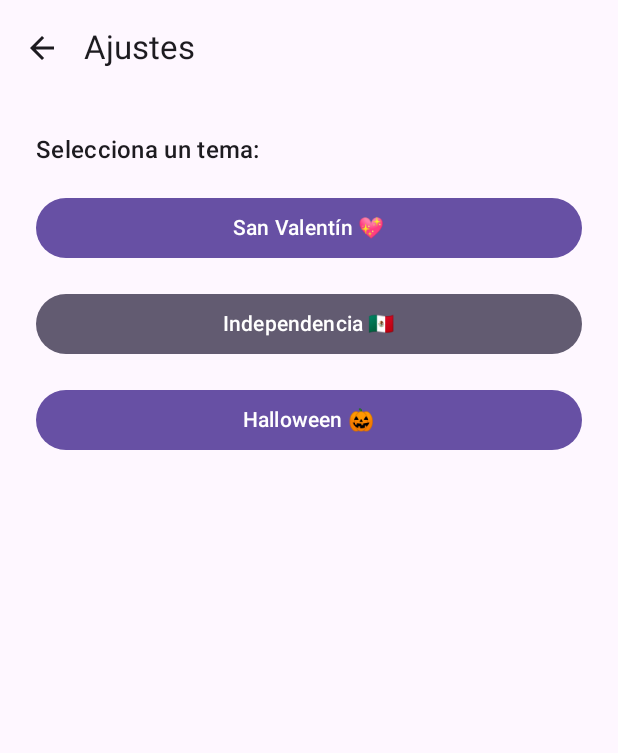
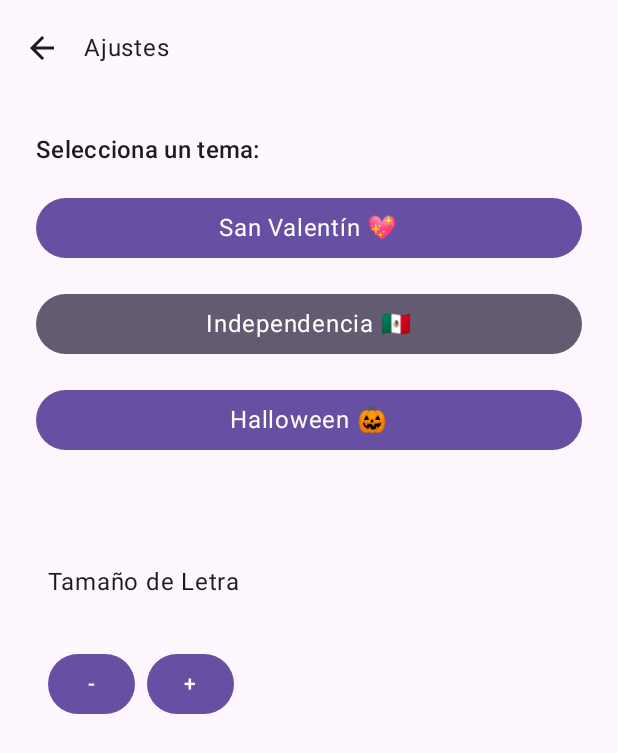
Before and after one commit to AlephCode/project-UABC, an Android app built with Jetpack Compose: the SettingsScreen screen opened through its navigation route, on a phone screen of 412 x 824 dp. Shown: the top 753 px of the screen. Run offline under Robolectric (Android 15) with nearby library versions, the phone set to English and light mode, and no system bars.

Commit message:
Se agregaron los botones de + y - en la seccion de ajustes para poder ajustar la letra en la app

```diff
--- /dev/null
+++ b/app/src/main/java/com/uabc/proyecto/ScaledText.kt
@@ -0,0 +1,35 @@
+package com.uabc.proyecto
+
+import androidx.compose.runtime.Composable
+import androidx.compose.ui.Modifier
+import androidx.compose.ui.text.TextStyle
+import androidx.compose.ui.text.style.TextAlign
+import androidx.compose.ui.text.style.TextOverflow
+import androidx.compose.ui.unit.TextUnit
+import androidx.compose.material3.Text
+import androidx.compose.material3.MaterialTheme
+import androidx.compose.ui.graphics.Color
+import com.uabc.proyecto.LocalFontScale
+
+@Composable
+fun ScaledText(
+    text: String,
+    modifier: Modifier = Modifier,
+    style: TextStyle = MaterialTheme.typography.bodyLarge,
+    color: Color = style.color,
+    textAlign: TextAlign? = null,
+    maxLines: Int = Int.MAX_VALUE,
+    overflow: TextOverflow = TextOverflow.Clip
+) {
+    Text(
+        text = text,
+        modifier = modifier,
+        style = style.copy(
+            fontSize = style.fontSize * LocalFontScale.current,
+            color = color
+        ),
+        textAlign = textAlign,
+        maxLines = maxLines,
+        overflow = overflow
+    )
+}
--- a/app/src/main/java/com/uabc/proyecto/ThemedApp.kt
+++ b/app/src/main/java/com/uabc/proyecto/ThemedApp.kt
@@ -10,6 +10,10 @@ import androidx.lifecycle.viewmodel.compose.viewModel
 import androidx.navigation.compose.rememberNavController
 import com.uabc.proyecto.navigation.AppNavigation
 import com.uabc.proyecto.themeswitcher.*
+import androidx.compose.runtime.compositionLocalOf
+
+
+val LocalFontScale = compositionLocalOf { 1.0f }
 
 @Composable
 fun ThemedApp() {
@@ -22,21 +26,28 @@ fun ThemedApp() {
         return
     }
 
+    var fontScale by remember { mutableStateOf(1.0f) }
+
+    CompositionLocalProvider(
+        *arrayOf(LocalFontScale provides fontScale)
+    ) {
         val colorScheme = when (currentTheme) {
             is AppTheme.SanValentin -> if (isDark) darkSanValentinScheme else lightSanValentinScheme
             is AppTheme.Independencia -> if (isDark) darkIndependenciaScheme else lightIndependenciaScheme
             is AppTheme.Halloween -> if (isDark) darkHalloweenScheme else lightHalloweenScheme
-        else -> if (isDark) darkIndependenciaScheme else lightIndependenciaScheme // fallback
         }
 
         MaterialTheme(
             colorScheme = colorScheme,
-        typography = Typography()
         ) {
+            val navController = rememberNavController()
             AppNavigation(
-            navController = rememberNavController(),
+                navController = navController,
                 currentTheme = currentTheme,
-            onThemeSelected = { viewModel.updateTheme(it) }
+                onThemeSelected = { viewModel.setTheme(it) },
+                fontScale = fontScale,
+                onFontScaleChange = { newScale -> fontScale = newScale }
             )
         }
     }
+}
--- a/app/src/main/java/com/uabc/proyecto/navigation/AppNavigation.kt
+++ b/app/src/main/java/com/uabc/proyecto/navigation/AppNavigation.kt
@@ -16,8 +16,11 @@ import com.uabc.proyecto.screens.SettingsScreen
 fun AppNavigation(
     navController: NavHostController,
     currentTheme: AppTheme,
-    onThemeSelected: (AppTheme) -> Unit
-) {
+    onThemeSelected: (AppTheme) -> Unit,
+    fontScale: Float,
+    onFontScaleChange: (Float) -> Unit
+)
+ {
     var name by remember { mutableStateOf("Aleph Lau") }
     var email by remember { mutableStateOf("aleph@correo.com") }
     var location by remember { mutableStateOf("Tijuana, México") }
@@ -45,7 +48,9 @@ fun AppNavigation(
             SettingsScreen(
                 currentTheme = currentTheme,
                 onThemeSelected = onThemeSelected,
-                onBack = { navController.popBackStack() }
+                onBack = { navController.popBackStack() },
+                fontScale = fontScale,
+                onFontScaleChange = onFontScaleChange
             )
         }
         composable("edit") {
--- a/app/src/main/java/com/uabc/proyecto/screens/ProfileScreen.kt
+++ b/app/src/main/java/com/uabc/proyecto/screens/ProfileScreen.kt
@@ -19,6 +19,9 @@ import androidx.compose.ui.draw.clip
 import androidx.compose.ui.unit.dp
 import com.uabc.proyecto.themeswitcher.AppTheme
 
+import com.uabc.proyecto.ScaledText
+
+
 @OptIn(ExperimentalMaterial3Api::class)
 @Composable
 fun ProfileScreen(
@@ -35,7 +38,7 @@ fun ProfileScreen(
     Scaffold(
         topBar = {
             TopAppBar(
-                title = { Text("Mi Perfil") },
+                title = { ScaledText("Mi Perfil") },
                 actions = {
                     IconButton(onClick = onNavigateToSettings) {
                         Icon(Icons.Default.Settings, contentDescription = "Ajustes")
@@ -64,8 +67,8 @@ fun ProfileScreen(
                         .background(MaterialTheme.colorScheme.tertiaryContainer)
                 )
                 Spacer(modifier = Modifier.height(12.dp))
-                Text(name, style = MaterialTheme.typography.titleLarge)
-                Text(email, color = MaterialTheme.colorScheme.onSurfaceVariant)
+                ScaledText(name, style = MaterialTheme.typography.titleLarge)
+                ScaledText(email, style = MaterialTheme.typography.bodyLarge.copy(color = MaterialTheme.colorScheme.onSurfaceVariant))
                 Spacer(modifier = Modifier.height(16.dp))
                 Divider(color = MaterialTheme.colorScheme.outline)
                 Spacer(modifier = Modifier.height(16.dp))
@@ -77,13 +80,13 @@ fun ProfileScreen(
                     )
                 ) {
                     Column(modifier = Modifier.padding(16.dp)) {
-                        Text("Acerca de mí", style = MaterialTheme.typography.titleMedium)
+                        ScaledText("Acerca de mí", style = MaterialTheme.typography.titleMedium)
                         Spacer(modifier = Modifier.height(8.dp))
-                        Text(aboutMe, style = MaterialTheme.typography.bodyMedium)
+                        ScaledText(aboutMe, style = MaterialTheme.typography.bodyMedium)
                     }
                 }
                 Spacer(modifier = Modifier.height(24.dp))
-                Text("Intereses", style = MaterialTheme.typography.titleMedium)
+                ScaledText("Intereses", style = MaterialTheme.typography.titleMedium)
                 LazyRow(
                     horizontalArrangement = Arrangement.spacedBy(8.dp),
                     modifier = Modifier.padding(top = 8.dp)
@@ -91,18 +94,18 @@ fun ProfileScreen(
                     items(interests) { interest ->
                         AssistChip(
                             onClick = { },
-                            label = { Text(interest) }
+                            label = { ScaledText(interest) }
                         )
                     }
                 }
 
                 Spacer(modifier = Modifier.height(26.dp))
-                Text("Información personal", style = MaterialTheme.typography.titleMedium)
+                ScaledText("Información personal", style = MaterialTheme.typography.titleMedium)
                 Spacer(modifier = Modifier.height(12.dp))
                 OutlinedTextField(
                     value = location,
                     onValueChange = {},
-                    label = { Text("Ubicación") },
+                    label = { ScaledText("Ubicación") },
                     enabled = false,
                     modifier = Modifier.fillMaxWidth()
                 )
@@ -110,7 +113,7 @@ fun ProfileScreen(
                 OutlinedTextField(
                     value = birthDate,
                     onValueChange = {},
-                    label = { Text("Fecha de nacimiento") },
+                    label = { ScaledText("Fecha de nacimiento") },
                     enabled = false,
                     modifier = Modifier.fillMaxWidth()
                 )
@@ -123,7 +126,7 @@ fun ProfileScreen(
                 ) {
                     Icon(Icons.Default.Edit, contentDescription = "Editar")
                     Spacer(Modifier.width(8.dp))
-                    Text("Editar perfil")
+                    ScaledText("Editar perfil")
                 }
             }
             item {
@@ -134,7 +137,7 @@ fun ProfileScreen(
                 ) {
                     Icon(Icons.Filled.ExitToApp, contentDescription = "Cerrar sesión")
                     Spacer(Modifier.width(8.dp))
-                    Text("Cerrar sesión")
+                    ScaledText("Cerrar sesión")
                 }
             }
         }
--- a/app/src/main/java/com/uabc/proyecto/screens/SettingsScreen.kt
+++ b/app/src/main/java/com/uabc/proyecto/screens/SettingsScreen.kt
@@ -9,12 +9,16 @@ import com.uabc.proyecto.themeswitcher.AppTheme
 import androidx.compose.material.icons.Icons
 import androidx.compose.material.icons.filled.ArrowBack
 
+import com.uabc.proyecto.ScaledText
+
 @OptIn(ExperimentalMaterial3Api::class)
 @Composable
 fun SettingsScreen(
     currentTheme: AppTheme,
     onThemeSelected: (AppTheme) -> Unit,
-    onBack: () -> Unit
+    onBack: () -> Unit,
+    fontScale: Float,
+    onFontScaleChange: (Float) -> Unit
 ) {
     val themeOptions = listOf(
         AppTheme.SanValentin,
@@ -31,7 +35,7 @@ fun SettingsScreen(
     Scaffold(
         topBar = {
             TopAppBar(
-                title = { Text("Ajustes") },
+                title = { ScaledText("Ajustes") },
                 navigationIcon = {
                     IconButton(onClick = onBack) {
                         Icon(Icons.Filled.ArrowBack, contentDescription = "Volver")
@@ -47,7 +51,7 @@ fun SettingsScreen(
                 .fillMaxSize(),
             verticalArrangement = Arrangement.spacedBy(16.dp)
         ) {
-            Text("Selecciona un tema:", style = MaterialTheme.typography.titleMedium)
+            ScaledText("Selecciona un tema:", style = MaterialTheme.typography.titleMedium)
 
             themeOptions.forEach { option ->
                 Button(
@@ -60,7 +64,27 @@ fun SettingsScreen(
                     ),
                     modifier = Modifier.fillMaxWidth()
                 ) {
-                    Text(themeLabels[option] ?: "Tema")
+                    ScaledText(themeLabels[option] ?: "Tema")
+                }
+            }
+
+            Spacer(modifier = Modifier.height(32.dp))
+
+            Text(
+                text = "Tamaño de Letra",
+                modifier = Modifier.padding(8.dp),
+                fontSize = MaterialTheme.typography.bodyLarge.fontSize * fontScale
+            )
+
+            Row(
+                modifier = Modifier.padding(8.dp),
+                horizontalArrangement = Arrangement.spacedBy(8.dp)
+            ) {
+                Button(onClick = { if (fontScale > 0.5f) onFontScaleChange(fontScale - 0.1f) }) {
+                    Text("-")
+                }
+                Button(onClick = { if (fontScale < 2.0f) onFontScaleChange(fontScale + 0.1f) }) {
+                    Text("+")
                 }
             }
         }
--- a/app/src/main/java/com/uabc/proyecto/themeswitcher/ThemeViewModel.kt
+++ b/app/src/main/java/com/uabc/proyecto/themeswitcher/ThemeViewModel.kt
@@ -26,4 +26,9 @@ class ThemeViewModel(application: Application) : AndroidViewModel(application) {
             preference.saveTheme(theme)
         }
     }
+
+    fun setTheme(theme: AppTheme) {
+        _currentTheme.value = theme
+    }
+
 }
```
Also changed, not shown: app/src/main/java/com/uabc/proyecto/screens/EditProfile.kt (+34 -32 lines), app/src/main/java/com/uabc/proyecto/ui/theme/Type.kt (+10 -0 lines). Lines whose indentation alone changed are shown as unchanged.
